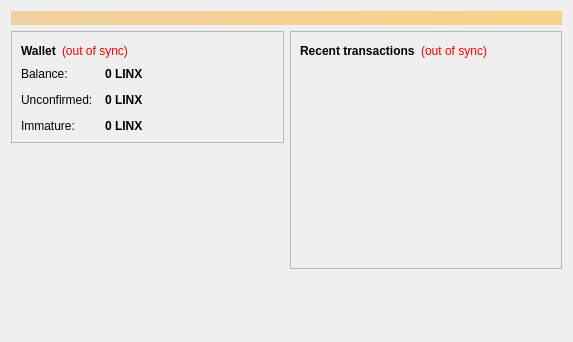
This is src/qt/forms/overviewpage.ui in linX-project/linX as Qt 5 draws it before an edit. The edited form follows.
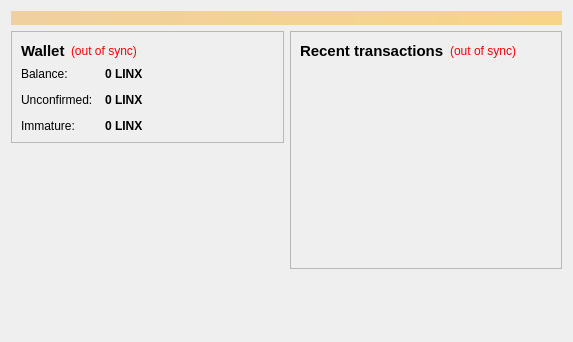
This is the edited form. Icons and pictures are not drawn.

```diff
--- a/src/qt/forms/overviewpage.ui
+++ b/src/qt/forms/overviewpage.ui
@@ -49,6 +49,7 @@
              <widget class="QLabel" name="label_5">
               <property name="font">
                <font>
+                <pointsize>11</pointsize>
                 <weight>75</weight>
                 <bold>true</bold>
                </font>
@@ -219,6 +220,11 @@
            <layout class="QHBoxLayout" name="horizontalLayout_2">
             <item>
              <widget class="QLabel" name="label_4">
+              <property name="font">
+               <font>
+                <pointsize>11</pointsize>
+               </font>
+              </property>
               <property name="text">
                <string>&lt;b&gt;Recent transactions&lt;/b&gt;</string>
               </property>
```
Left out of the diff: 20 changed lines with no effect on the pictures.
